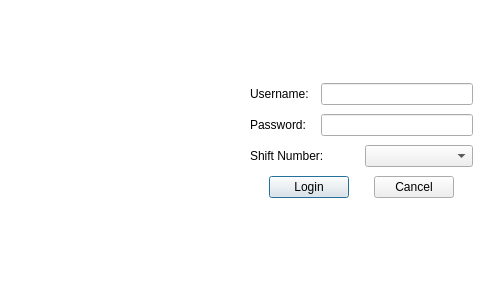
Qt form ArcApp/loginprompt.ui (Arc-Project/Arc) before a commit.
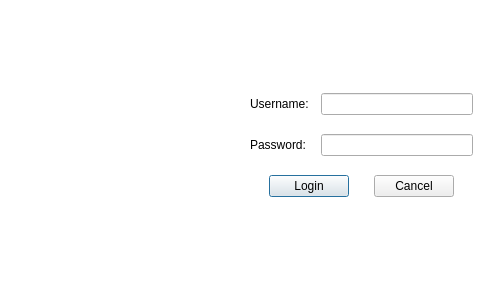
The same form after that commit. Icons and pictures are not drawn.

Commit message: removed shift no from login, updated dashboard and ico

```diff
--- a/ArcApp/loginprompt.ui
+++ b/ArcApp/loginprompt.ui
@@ -106,7 +106,7 @@
      <x>250</x>
      <y>80</y>
      <width>223</width>
-     <height>125</height>
+     <height>131</height>
     </rect>
    </property>
    <layout class="QVBoxLayout" name="verticalLayout">
@@ -157,51 +157,6 @@
     <item>
      <layout class="QHBoxLayout" name="horizontalLayout_4">
       <item>
-       <widget class="QLabel" name="label_4">
-        <property name="minimumSize">
-         <size>
-          <width>62</width>
-          <height>0</height>
-         </size>
-        </property>
-        <property name="text">
-         <string>Shift Number:</string>
-        </property>
-       </widget>
-      </item>
-      <item>
-       <widget class="QComboBox" name="comboBox">
-        <property name="sizePolicy">
-         <sizepolicy hsizetype="Fixed" vsizetype="Fixed">
-          <horstretch>0</horstretch>
-          <verstretch>0</verstretch>
-         </sizepolicy>
-        </property>
-        <property name="minimumSize">
-         <size>
-          <width>62</width>
-          <height>0</height>
-         </size>
-        </property>
-        <property name="maximumSize">
-         <size>
-          <width>141</width>
-          <height>16777215</height>
-         </size>
-        </property>
-        <property name="baseSize">
-         <size>
-          <width>0</width>
-          <height>0</height>
-         </size>
-        </property>
-       </widget>
-      </item>
-     </layout>
-    </item>
-    <item>
-     <layout class="QHBoxLayout" name="horizontalLayout_3">
-      <item>
        <widget class="QPushButton" name="btn_login">
         <property name="sizePolicy">
          <sizepolicy hsizetype="Fixed" vsizetype="Fixed">
```
Left out of the diff: 3 changed lines with no effect on the pictures. The commit also changes 2 other files.
